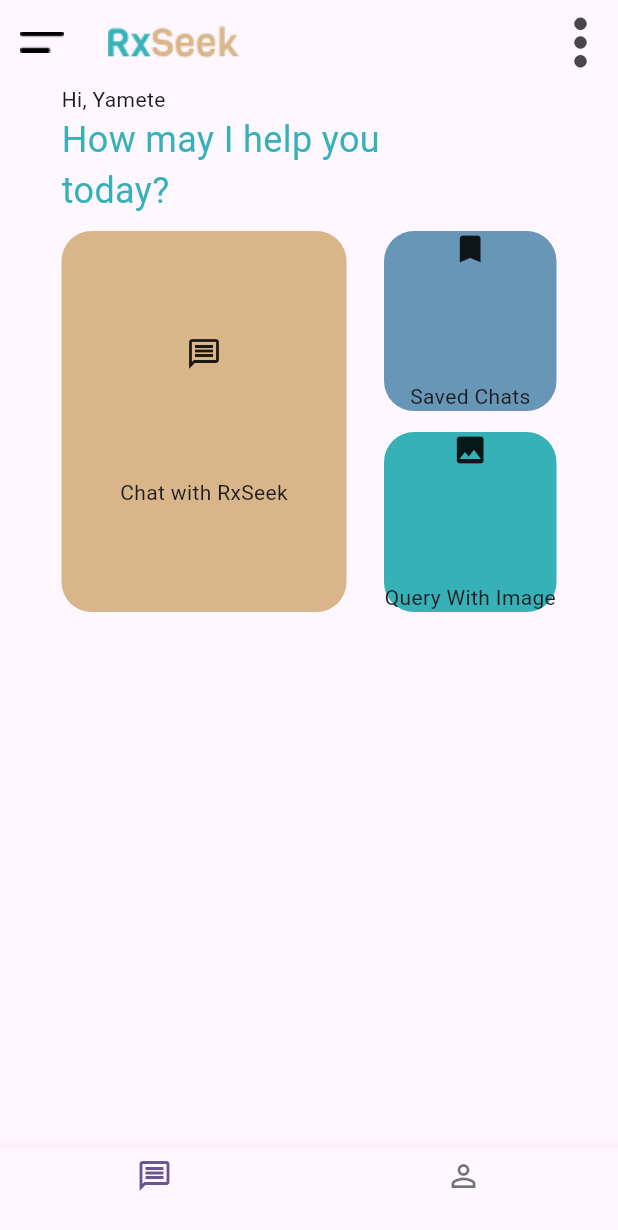
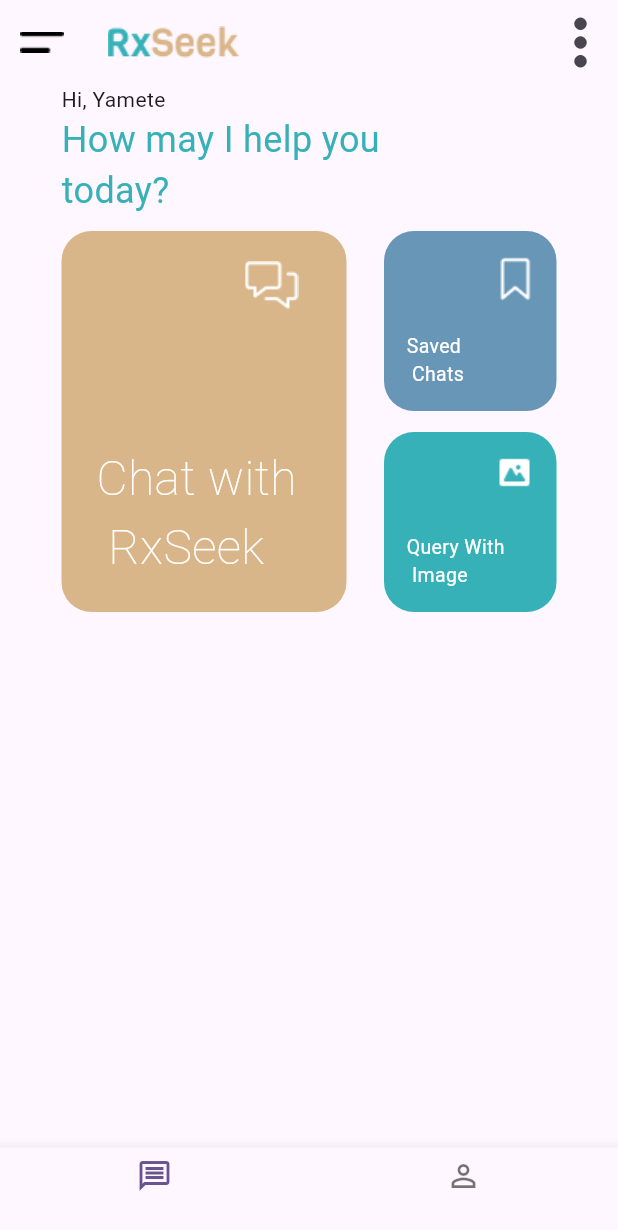
Before and after one commit to Krt-dev/RxSeek_mobile_app_v1, a Flutter app: the HomeScreenFinal screen opened by its route, on a phone screen of 412 x 824 dp. Shown: the top 1230 px of the screen. Run offline on Flutter 3.47's test engine with Material 3 defaults, Android fonts, the phone set to English and light mode, and no system bars; our stand-ins replace cloud_firestore, firebase_auth, firebase_core, flutter_spinkit, form_field_validator, get_it and 2 more; missing offline and left inert: sliding_up_panel2; accounts and stored records are empty.

Commit message:
added asssets and finalizing home screen buttons

```diff
--- a/rxseek_v1/lib/src/screens/home/home_screen_final.dart
+++ b/rxseek_v1/lib/src/screens/home/home_screen_final.dart
@@ -49,11 +49,25 @@
                           decoration: BoxDecoration(
                               color: const Color(0xffd8b689),
                               borderRadius: BorderRadius.circular(20)),
-                          child: const Column(
+                          child: Column(
                             mainAxisAlignment: MainAxisAlignment.spaceEvenly,
                             children: [
-                              Icon(Icons.message_outlined),
-                              Text("Chat with RxSeek"),
+                              Padding(
+                                padding:
+                                    const EdgeInsets.only(bottom: 70, left: 90),
+                                child: Image.asset(
+                                    "assets/images/chat_with_rxseek_button.png"),
+                              ),
+                              const Padding(
+                                padding: EdgeInsets.only(right: 10),
+                                child: Text(
+                                  "Chat with\n RxSeek",
+                                  style: TextStyle(
+                                      color: Colors.white,
+                                      fontSize: 32,
+                                      fontWeight: FontWeight.w200),
+                                ),
+                              ),
                             ],
                           ),
                         ),
@@ -62,32 +76,59 @@
                           mainAxisAlignment: MainAxisAlignment.spaceBetween,
                           children: [
                             Container(
+                              padding: const EdgeInsets.symmetric(
+                                  vertical: 15, horizontal: 15),
                               decoration: BoxDecoration(
                                   color: const Color(0xff6796B7),
                                   borderRadius: BorderRadius.circular(20)),
                               height: 120,
                               width: 115,
-                              child: const Column(
+                              child: Column(
                                 mainAxisAlignment:
                                     MainAxisAlignment.spaceBetween,
+                                crossAxisAlignment: CrossAxisAlignment.start,
                                 children: [
-                                  Icon(Icons.bookmark_outlined),
-                                  Text("Saved Chats")
+                                  Padding(
+                                    padding: const EdgeInsets.only(left: 60),
+                                    child: Container(
+                                      height: 34,
+                                      width: 34,
+                                      decoration: const BoxDecoration(
+                                          image: DecorationImage(
+                                              image: AssetImage(
+                                                  "assets/images/save_chats_button_icon.png"),
+                                              fit: BoxFit.cover)),
+                                    ),
+                                  ),
+                                  const Text(
+                                    "Saved\n Chats",
+                                    style: TextStyle(
+                                        color: Colors.white, fontSize: 13),
+                                  )
                                 ],
                               ),
                             ),
                             Container(
+                              padding: const EdgeInsets.symmetric(
+                                  vertical: 15, horizontal: 15),
                               decoration: BoxDecoration(
                                   color: const Color(0xff37B1B8),
                                   borderRadius: BorderRadius.circular(20)),
                               height: 120,
                               width: 115,
-                              child: const Column(
+                              child: Column(
                                 mainAxisAlignment:
                                     MainAxisAlignment.spaceBetween,
+                                crossAxisAlignment: CrossAxisAlignment.start,
                                 children: [
-                                  Icon(Icons.image),
-                                  Text("Query With Image")
+                                  Padding(
+                                    padding: const EdgeInsets.only(left: 60),
+                                    child: Image.asset(
+                                        "assets/images/chat_with_image_icon.png"),
+                                  ),
+                                  const Text("Query With\n Image",
+                                      style: TextStyle(
+                                          color: Colors.white, fontSize: 13))
                                 ],
                               ),
                             ),
```
Also changed, not shown: rxseek_v1/assets/images/chat_with_image_icon.png (added), rxseek_v1/assets/images/chat_with_rxseek_button.png (added), rxseek_v1/assets/images/messave_nav_icon.png (added), rxseek_v1/assets/images/profile_nav_icon.png (added), rxseek_v1/assets/images/save_chats_button_icon.png (added), rxseek_v1/assets/images/search_icon.png (added).
